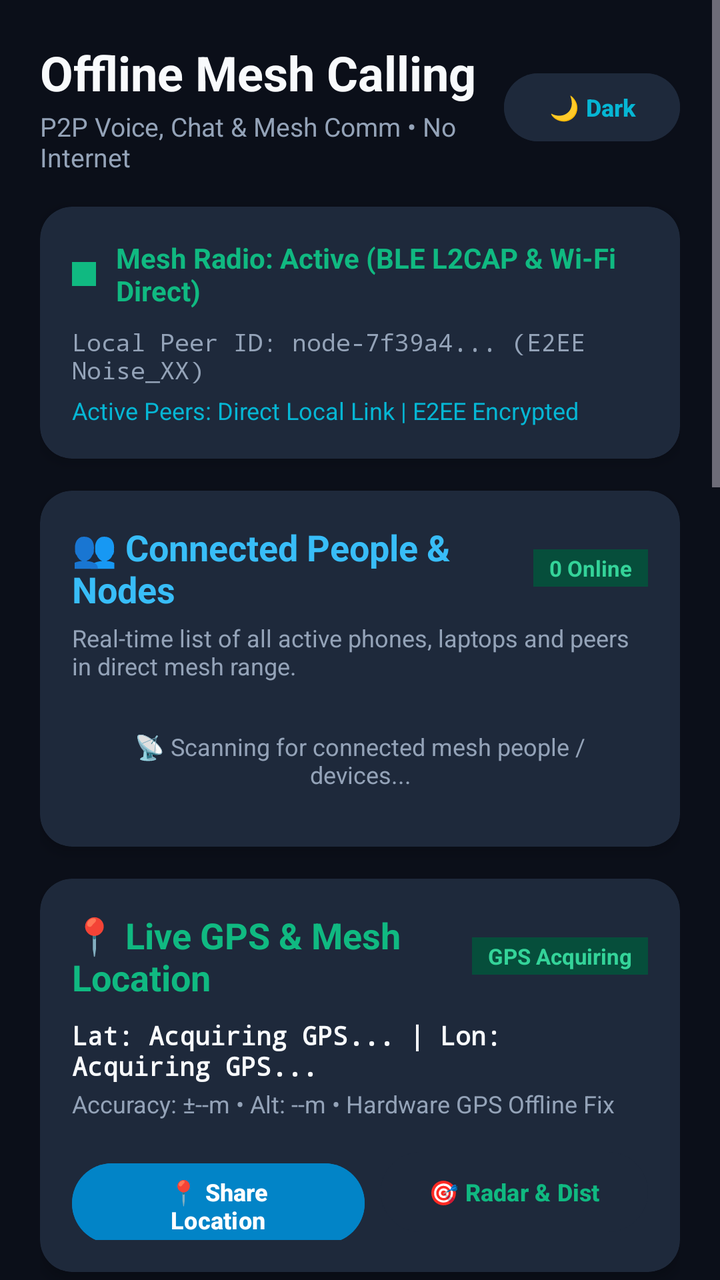
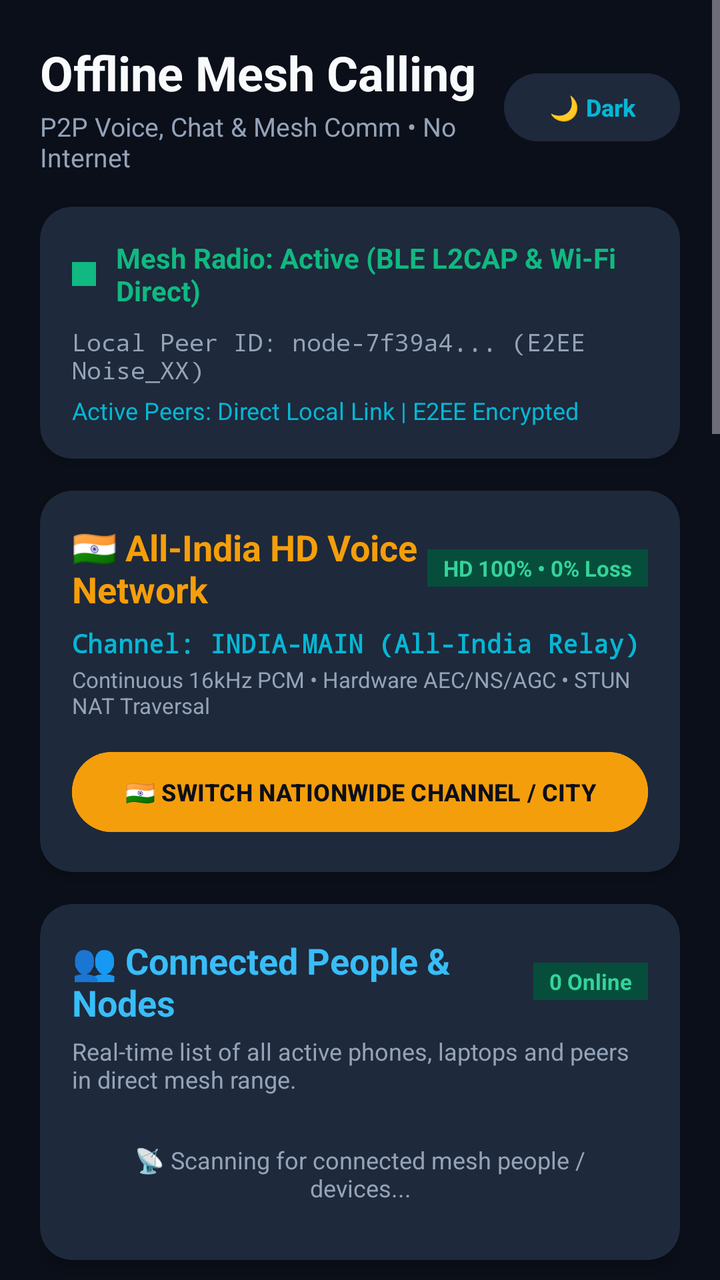

The first picture is an Android layout as it rendered before a commit; the second is the same layout after the commit. The layout source and the unified diff follow.
<!-- AndroidManifest.xml: application theme Theme.OfflineMeshCalling -->
<!-- res/layout/activity_main.xml -->
<?xml version="1.0" encoding="utf-8"?>
<ScrollView xmlns:android="http://schemas.android.com/apk/res/android"
    xmlns:app="http://schemas.android.com/apk/res-auto"
    android:id="@+id/mainScrollView"
    android:layout_width="match_parent"
    android:layout_height="match_parent"
    android:background="@color/background_dark"
    android:fillViewport="true">

    <LinearLayout
        android:id="@+id/mainContentContainer"
        android:layout_width="match_parent"
        android:layout_height="wrap_content"
        android:orientation="vertical"
        android:padding="20dp">

        
        <LinearLayout
            android:layout_width="match_parent"
            android:layout_height="wrap_content"
            android:gravity="center_vertical"
            android:orientation="horizontal">

            <LinearLayout
                android:layout_width="0dp"
                android:layout_height="wrap_content"
                android:layout_weight="1"
                android:orientation="vertical">

                <TextView
                    android:id="@+id/tvAppTitle"
                    android:layout_width="wrap_content"
                    android:layout_height="wrap_content"
                    android:text="Offline Mesh Calling"
                    android:textColor="@color/text_primary"
                    android:textSize="24sp"
                    android:textStyle="bold" />

                <TextView
                    android:id="@+id/tvAppSubtitle"
                    android:layout_width="wrap_content"
                    android:layout_height="wrap_content"
                    android:layout_marginTop="2dp"
                    android:text="P2P Voice, Chat &amp; Mesh Comm • No Internet"
                    android:textColor="@color/text_secondary"
                    android:textSize="13sp" />
            </LinearLayout>

            <Button
                android:id="@+id/btnThemeToggle"
                android:layout_width="wrap_content"
                android:layout_height="42dp"
                android:backgroundTint="@color/card_bg"
                android:paddingStart="12dp"
                android:paddingEnd="12dp"
                android:text="🌙 Dark"
                android:textColor="@color/accent_cyan"
                android:textSize="12sp"
                android:textStyle="bold" />
        </LinearLayout>

        
        <androidx.cardview.widget.CardView
            android:id="@+id/cardStatus"
            android:layout_width="match_parent"
            android:layout_height="wrap_content"
            android:layout_marginTop="16dp"
            app:cardBackgroundColor="@color/card_bg"
            app:cardCornerRadius="16dp"
            app:cardElevation="4dp">

            <LinearLayout
                android:layout_width="match_parent"
                android:layout_height="wrap_content"
                android:orientation="vertical"
                android:padding="16dp">

                <LinearLayout
                    android:layout_width="match_parent"
                    android:layout_height="wrap_content"
                    android:gravity="center_vertical"
                    android:orientation="horizontal">

                    <View
                        android:id="@+id/statusIndicator"
                        android:layout_width="12dp"
                        android:layout_height="12dp"
                        android:background="@drawable/ic_launcher_background"
                        android:backgroundTint="@color/accent_emerald" />

                    <TextView
                        android:id="@+id/tvStatus"
                        android:layout_width="wrap_content"
                        android:layout_height="wrap_content"
                        android:layout_marginStart="10dp"
                        android:text="Mesh Radio: Active (BLE L2CAP &amp; Wi-Fi Direct)"
                        android:textColor="@color/accent_emerald"
                        android:textSize="14sp"
                        android:textStyle="bold" />
                </LinearLayout>

                <TextView
                    android:id="@+id/tvPeerId"
                    android:layout_width="wrap_content"
                    android:layout_height="wrap_content"
                    android:layout_marginTop="8dp"
                    android:fontFamily="monospace"
                    android:text="Local Peer ID: node-7f39a4... (E2EE Noise_XX)"
                    android:textColor="@color/text_secondary"
                    android:textSize="12sp" />

                <TextView
                    android:id="@+id/tvMeshStats"
                    android:layout_width="wrap_content"
                    android:layout_height="wrap_content"
                    android:layout_marginTop="4dp"
                    android:text="Active Peers: Direct Local Link | E2EE Encrypted"
                    android:textColor="@color/accent_cyan"
                    android:textSize="12sp" />
            </LinearLayout>
        </androidx.cardview.widget.CardView>

        
        <androidx.cardview.widget.CardView
            android:id="@+id/cardPeople"
            android:layout_width="match_parent"
            android:layout_height="wrap_content"
            android:layout_marginTop="16dp"
            app:cardBackgroundColor="@color/card_bg"
            app:cardCornerRadius="16dp"
            app:cardElevation="4dp">

            <LinearLayout
                android:layout_width="match_parent"
                android:layout_height="wrap_content"
                android:orientation="vertical"
                android:padding="16dp">

                <LinearLayout
                    android:layout_width="match_parent"
                    android:layout_height="wrap_content"
                    android:gravity="center_vertical"
                    android:orientation="horizontal">

                    <TextView
                        android:id="@+id/tvPeopleTitle"
                        android:layout_width="0dp"
                        android:layout_height="wrap_content"
                        android:layout_weight="1"
                        android:text="👥 Connected People &amp; Nodes"
                        android:textColor="#38BDF8"
                        android:textSize="18sp"
                        android:textStyle="bold" />

                    <TextView
                        android:id="@+id/tvPeopleCount"
                        android:layout_width="wrap_content"
                        android:layout_height="wrap_content"
                        android:background="#064E3B"
                        android:paddingStart="8dp"
                        android:paddingTop="2dp"
                        android:paddingEnd="8dp"
                        android:paddingBottom="2dp"
                        android:text="0 Online"
                        android:textColor="#34D399"
                        android:textSize="11sp"
                        android:textStyle="bold" />
                </LinearLayout>

                <TextView
                    android:id="@+id/tvPeopleSubtitle"
                    android:layout_width="wrap_content"
                    android:layout_height="wrap_content"
                    android:layout_marginTop="4dp"
                    android:text="Real-time list of all active phones, laptops and peers in direct mesh range."
                    android:textColor="@color/text_secondary"
                    android:textSize="12sp" />

                <LinearLayout
                    android:id="@+id/llConnectedPeople"
                    android:layout_width="match_parent"
                    android:layout_height="wrap_content"
                    android:layout_marginTop="12dp"
                    android:orientation="vertical">

                    
                    <TextView
                        android:id="@+id/tvNoPeersConnected"
                        android:layout_width="match_parent"
                        android:layout_height="wrap_content"
                        android:gravity="center"
                        android:padding="12dp"
                        android:text="📡 Scanning for connected mesh people / devices..."
                        android:textColor="@color/text_secondary"
                        android:textSize="12sp" />
                </LinearLayout>
            </LinearLayout>
        </androidx.cardview.widget.CardView>

        
        <androidx.cardview.widget.CardView
            android:id="@+id/cardLocation"
            android:layout_width="match_parent"
            android:layout_height="wrap_content"
            android:layout_marginTop="16dp"
            app:cardBackgroundColor="@color/card_bg"
            app:cardCornerRadius="16dp"
            app:cardElevation="4dp">

            <LinearLayout
                android:layout_width="match_parent"
                android:layout_height="wrap_content"
                android:orientation="vertical"
                android:padding="16dp">

                <LinearLayout
                    android:layout_width="match_parent"
                    android:layout_height="wrap_content"
                    android:gravity="center_vertical"
                    android:orientation="horizontal">

                    <TextView
                        android:id="@+id/tvLocationTitle"
                        android:layout_width="0dp"
                        android:layout_height="wrap_content"
                        android:layout_weight="1"
                        android:text="📍 Live GPS &amp; Mesh Location"
                        android:textColor="@color/accent_emerald"
                        android:textSize="18sp"
                        android:textStyle="bold" />

                    <TextView
                        android:id="@+id/tvGpsFixBadge"
                        android:layout_width="wrap_content"
                        android:layout_height="wrap_content"
                        android:background="#064E3B"
                        android:paddingStart="8dp"
                        android:paddingTop="2dp"
                        android:paddingEnd="8dp"
                        android:paddingBottom="2dp"
                        android:text="GPS Acquiring"
                        android:textColor="#34D399"
                        android:textSize="11sp"
                        android:textStyle="bold" />
                </LinearLayout>

                <TextView
                    android:id="@+id/tvLocationCoords"
                    android:layout_width="wrap_content"
                    android:layout_height="wrap_content"
                    android:layout_marginTop="8dp"
                    android:fontFamily="monospace"
                    android:text="Lat: Acquiring GPS... | Lon: Acquiring GPS..."
                    android:textColor="@color/text_primary"
                    android:textSize="13sp"
                    android:textStyle="bold" />

                <TextView
                    android:id="@+id/tvLocationMeta"
                    android:layout_width="wrap_content"
                    android:layout_height="wrap_content"
                    android:layout_marginTop="2dp"
                    android:text="Accuracy: ±--m • Alt: --m • Hardware GPS Offline Fix"
                    android:textColor="@color/text_secondary"
                    android:textSize="12sp" />

                <LinearLayout
                    android:layout_width="match_parent"
                    android:layout_height="wrap_content"
                    android:layout_marginTop="12dp"
                    android:orientation="horizontal">

                    <Button
                        android:id="@+id/btnShareLocation"
                        android:layout_width="0dp"
                        android:layout_height="48dp"
                        android:layout_weight="1"
                        android:backgroundTint="#0284C7"
                        android:text="📍 Share Location"
                        android:textColor="#FFFFFF"
                        android:textSize="12sp"
                        android:textStyle="bold" />

                    <Button
                        android:id="@+id/btnRadarMap"
                        android:layout_width="wrap_content"
                        android:layout_height="48dp"
                        android:layout_marginStart="8dp"
                        android:backgroundTint="@color/card_bg"
                        android:text="🎯 Radar &amp; Dist"
                        android:textColor="@color/accent_emerald"
                        android:textSize="12sp"
                        android:textStyle="bold" />
                </LinearLayout>
            </LinearLayout>
        </androidx.cardview.widget.CardView>

        
        <androidx.cardview.widget.CardView
            android:id="@+id/cardChat"
            android:layout_width="match_parent"
            android:layout_height="wrap_content"
            android:layout_marginTop="16dp"
            app:cardBackgroundColor="@color/card_bg"
            app:cardCornerRadius="16dp"
            app:cardElevation="4dp">

            <LinearLayout
                android:layout_width="match_parent"
                android:layout_height="wrap_content"
                android:orientation="vertical"
                android:padding="16dp">

                <TextView
                    android:id="@+id/tvChatTitle"
                    android:layout_width="wrap_content"
                    android:layout_height="wrap_content"
                    android:text="💬 Offline Mesh Messages"
                    android:textColor="#38BDF8"
                    android:textSize="18sp"
                    android:textStyle="bold" />

                <TextView
                    android:id="@+id/tvChatSubtitle"
                    android:layout_width="wrap_content"
                    android:layout_height="wrap_content"
                    android:layout_marginTop="4dp"
                    android:text="Send instant offline text messages to Laptop &amp; nearby mesh peers without Internet or SIM."
                    android:textColor="@color/text_secondary"
                    android:textSize="12sp" />

                <Button
                    android:id="@+id/btnOpenChat"
                    android:layout_width="match_parent"
                    android:layout_height="52dp"
                    android:layout_marginTop="12dp"
                    android:backgroundTint="#0284C7"
                    android:text="💬 OPEN OFFLINE CHAT (MESSAGES)"
                    android:textColor="#FFFFFF"
                    android:textStyle="bold" />
            </LinearLayout>
        </androidx.cardview.widget.CardView>

        
        <androidx.cardview.widget.CardView
            android:id="@+id/cardReceiveCall"
            android:layout_width="match_parent"
            android:layout_height="wrap_content"
            android:layout_marginTop="16dp"
            app:cardBackgroundColor="@color/card_bg"
            app:cardCornerRadius="16dp"
            app:cardElevation="4dp">

            <LinearLayout
                android:layout_width="match_parent"
                android:layout_height="wrap_content"
                android:orientation="vertical"
                android:padding="16dp">

                <TextView
                    android:id="@+id/tvReceiveCallTitle"
                    android:layout_width="wrap_content"
                    android:layout_height="wrap_content"
                    android:text="Receive Incoming Call"
                    android:textColor="@color/accent_emerald"
                    android:textSize="18sp"
                    android:textStyle="bold" />

                <TextView
                    android:id="@+id/tvReceiveCallSubtitle"
                    android:layout_width="wrap_content"
                    android:layout_height="wrap_content"
                    android:layout_marginTop="4dp"
                    android:text="Displays incoming encrypted mesh call from Laptop with Accept &amp; Decline dialog."
                    android:textColor="@color/text_secondary"
                    android:textSize="12sp" />

                <Button
                    android:id="@+id/btnReceiveCall"
                    android:layout_width="match_parent"
                    android:layout_height="54dp"
                    android:layout_marginTop="12dp"
                    android:backgroundTint="@color/accent_emerald"
                    android:text="📞 RECEIVE CALL (INCOMING MODAL)"
                    android:textColor="#FFFFFF"
                    android:textStyle="bold" />
            </LinearLayout>
        </androidx.cardview.widget.CardView>

        
        <androidx.cardview.widget.CardView
            android:id="@+id/cardPtt"
            android:layout_width="match_parent"
            android:layout_height="wrap_content"
            android:layout_marginTop="16dp"
            app:cardBackgroundColor="@color/card_bg"
            app:cardCornerRadius="16dp"
            app:cardElevation="4dp">

            <LinearLayout
                android:layout_width="match_parent"
                android:layout_height="wrap_content"
                android:orientation="vertical"
                android:padding="16dp">

                <TextView
                    android:id="@+id/tvPttTitle"
                    android:layout_width="wrap_content"
                    android:layout_height="wrap_content"
                    android:text="Walkie-Talkie (PTT Intercom)"
                    android:textColor="@color/accent_cyan"
                    android:textSize="18sp"
                    android:textStyle="bold" />

                <TextView
                    android:id="@+id/tvPttChannel"
                    android:layout_width="wrap_content"
                    android:layout_height="wrap_content"
                    android:layout_marginTop="4dp"
                    android:text="Channel 1: Emergency &amp; Tactical Recon • Floor: Clear"
                    android:textColor="@color/text_secondary"
                    android:textSize="12sp" />

                <Button
                    android:id="@+id/btnPtt"
                    android:layout_width="match_parent"
                    android:layout_height="56dp"
                    android:layout_marginTop="12dp"
                    android:backgroundTint="@color/accent_cyan"
                    android:text="HOLD TO TALK (PTT)"
                    android:textColor="#0B0F19"
                    android:textStyle="bold" />
            </LinearLayout>
        </androidx.cardview.widget.CardView>

        
        <androidx.cardview.widget.CardView
            android:id="@+id/cardCall"
            android:layout_width="match_parent"
            android:layout_height="wrap_content"
            android:layout_marginTop="16dp"
            app:cardBackgroundColor="@color/card_bg"
            app:cardCornerRadius="16dp"
            app:cardElevation="4dp">

            <LinearLayout
                android:layout_width="match_parent"
                android:layout_height="wrap_content"
                android:orientation="vertical"
                android:padding="16dp">

                <TextView
                    android:id="@+id/tvCallTitle"
                    android:layout_width="wrap_content"
                    android:layout_height="wrap_content"
                    android:text="Real-Time Full-Duplex Call"
                    android:textColor="@color/text_primary"
                    android:textSize="18sp"
                    android:textStyle="bold" />

                <TextView
                    android:id="@+id/tvAudioInfo"
                    android:layout_width="wrap_content"
                    android:layout_height="wrap_content"
                    android:layout_marginTop="4dp"
                    android:text="16kHz PCM • Hardware AEC/NS • HD Clarity"
                    android:textColor="@color/text_secondary"
                    android:textSize="12sp" />

                <LinearLayout
                    android:layout_width="match_parent"
                    android:layout_height="wrap_content"
                    android:layout_marginTop="16dp"
                    android:orientation="horizontal">

                    <Button
                        android:id="@+id/btnCall"
                        android:layout_width="0dp"
                        android:layout_height="52dp"
                        android:layout_weight="1"
                        android:backgroundTint="@color/accent_emerald"
                        android:text="Start Voice Call"
                        android:textColor="#FFFFFF"
                        android:textStyle="bold" />

                    <Button
                        android:id="@+id/btnSpeaker"
                        android:layout_width="wrap_content"
                        android:layout_height="52dp"
                        android:layout_marginStart="8dp"
                        android:backgroundTint="@color/primary"
                        android:text="Speaker"
                        android:textColor="@color/accent_cyan" />
                </LinearLayout>
            </LinearLayout>
        </androidx.cardview.widget.CardView>

        
        <androidx.cardview.widget.CardView
            android:id="@+id/cardSos"
            android:layout_width="match_parent"
            android:layout_height="wrap_content"
            android:layout_marginTop="16dp"
            app:cardBackgroundColor="@color/card_bg"
            app:cardCornerRadius="16dp"
            app:cardElevation="4dp">

            <LinearLayout
                android:layout_width="match_parent"
                android:layout_height="wrap_content"
                android:orientation="vertical"
                android:padding="16dp">

                <TextView
                    android:id="@+id/tvSosTitle"
                    android:layout_width="wrap_content"
                    android:layout_height="wrap_content"
                    android:text="Emergency Broadcast"
                    android:textColor="@color/accent_rose"
                    android:textSize="18sp"
                    android:textStyle="bold" />

                <TextView
                    android:id="@+id/tvSosSubtitle"
                    android:layout_width="wrap_content"
                    android:layout_height="wrap_content"
                    android:layout_marginTop="4dp"
                    android:text="Floods emergency distress packets across all mesh nodes with maximum priority."
                    android:textColor="@color/text_secondary"
                    android:textSize="12sp" />

                <Button
                    android:id="@+id/btnSos"
                    android:layout_width="match_parent"
                    android:layout_height="52dp"
                    android:layout_marginTop="12dp"
                    android:backgroundTint="@color/accent_rose"
                    android:text="BROADCAST SOS BEACON"
                    android:textColor="#FFFFFF"
                    android:textStyle="bold" />
            </LinearLayout>
        </androidx.cardview.widget.CardView>

        
        <TextView
            android:id="@+id/tvLogsHeader"
            android:layout_width="wrap_content"
            android:layout_height="wrap_content"
            android:layout_marginTop="20dp"
            android:text="Mesh Activity Log"
            android:textColor="@color/text_primary"
            android:textSize="16sp"
            android:textStyle="bold" />

        <TextView
            android:id="@+id/tvLogs"
            android:layout_width="match_parent"
            android:layout_height="140dp"
            android:layout_marginTop="8dp"
            android:background="@color/primary_dark"
            android:fontFamily="monospace"
            android:padding="12dp"
            android:text="[Mesh] Radio initialized on BLE L2CAP\n[Mesh] Channel PSM allocated: 128\n[Audio] AudioRecord &amp; AudioTrack ready\n[PTT] Multicast Channel 1 joined\n[Crypto] Noise_XX ephemeral keys generated"
            android:textColor="@color/accent_cyan"
            android:textSize="11sp" />

    </LinearLayout>
</ScrollView>
<!-- resources referenced by this layout -->
<resources>
  <color name="accent_cyan">#06B6D4</color>
  <color name="accent_emerald">#10B981</color>
  <color name="accent_rose">#F43F5E</color>
  <color name="background_dark">#0B0F19</color>
  <color name="card_bg">#1E293B</color>
  <color name="primary">#0F172A</color>
  <color name="primary_dark">#020617</color>
  <color name="text_primary">#F8FAFC</color>
  <color name="text_secondary">#94A3B8</color>
  <!-- drawable ic_launcher_background (drawable) -->
  <vector xmlns:android="http://schemas.android.com/apk/res/android"
      android:width="108dp"
      android:height="108dp"
      android:viewportWidth="108"
      android:viewportHeight="108">
      <path
          android:fillColor="#0B0F19"
          android:pathData="M0,0h108v108h-108z" />
  </vector>
  <style name="Theme.OfflineMeshCalling" parent="Theme.Material3.Dark.NoActionBar">
          <item name="colorPrimary">@color/accent_cyan</item>
          <item name="colorSecondary">@color/accent_emerald</item>
          <item name="android:statusBarColor">@color/background_dark</item>
          <item name="android:windowBackground">@color/background_dark</item>
      </style>
</resources>

<!-- the commit's change to res/layout/activity_main.xml (unified diff, before → after) -->
@@ -122,6 +122,86 @@
 
         
         <androidx.cardview.widget.CardView
+            android:id="@+id/cardNationwide"
+            android:layout_width="match_parent"
+            android:layout_height="wrap_content"
+            android:layout_marginTop="16dp"
+            app:cardBackgroundColor="@color/card_bg"
+            app:cardCornerRadius="16dp"
+            app:cardElevation="4dp">
+
+            <LinearLayout
+                android:layout_width="match_parent"
+                android:layout_height="wrap_content"
+                android:orientation="vertical"
+                android:padding="16dp">
+
+                <LinearLayout
+                    android:layout_width="match_parent"
+                    android:layout_height="wrap_content"
+                    android:gravity="center_vertical"
+                    android:orientation="horizontal">
+
+                    <TextView
+                        android:id="@+id/tvNationwideTitle"
+                        android:layout_width="0dp"
+                        android:layout_height="wrap_content"
+                        android:layout_weight="1"
+                        android:text="🇮🇳 All-India HD Voice Network"
+                        android:textColor="#F59E0B"
+                        android:textSize="18sp"
+                        android:textStyle="bold" />
+
+                    <TextView
+                        android:id="@+id/tvHdQualityBadge"
+                        android:layout_width="wrap_content"
+                        android:layout_height="wrap_content"
+                        android:background="#064E3B"
+                        android:paddingStart="8dp"
+                        android:paddingTop="2dp"
+                        android:paddingEnd="8dp"
+                        android:paddingBottom="2dp"
+                        android:text="HD 100% • 0% Loss"
+                        android:textColor="#34D399"
+                        android:textSize="11sp"
+                        android:textStyle="bold" />
+                </LinearLayout>
+
+                <TextView
+                    android:id="@+id/tvCurrentRoom"
+                    android:layout_width="wrap_content"
+                    android:layout_height="wrap_content"
+                    android:layout_marginTop="6dp"
+                    android:fontFamily="monospace"
+                    android:text="Channel: INDIA-MAIN (All-India Relay)"
+                    android:textColor="@color/accent_cyan"
+                    android:textSize="13sp"
+                    android:textStyle="bold" />
+
+                <TextView
+                    android:id="@+id/tvNationwideMeta"
+                    android:layout_width="wrap_content"
+                    android:layout_height="wrap_content"
+                    android:layout_marginTop="2dp"
+                    android:text="Continuous 16kHz PCM • Hardware AEC/NS/AGC • STUN NAT Traversal"
+                    android:textColor="@color/text_secondary"
+                    android:textSize="11sp" />
+
+                <Button
+                    android:id="@+id/btnSwitchRoom"
+                    android:layout_width="match_parent"
+                    android:layout_height="48dp"
+                    android:layout_marginTop="12dp"
+                    android:backgroundTint="#F59E0B"
+                    android:text="🇮🇳 SWITCH NATIONWIDE CHANNEL / CITY"
+                    android:textColor="#0B0F19"
+                    android:textSize="12sp"
+                    android:textStyle="bold" />
+            </LinearLayout>
+        </androidx.cardview.widget.CardView>
+
+        
+        <androidx.cardview.widget.CardView
             android:id="@+id/cardPeople"
             android:layout_width="match_parent"
             android:layout_height="wrap_content"
